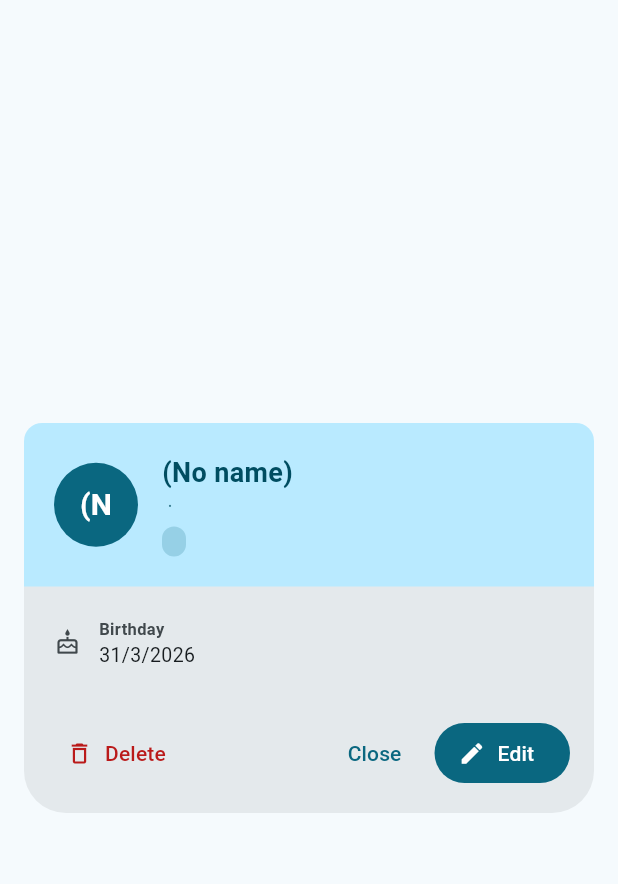
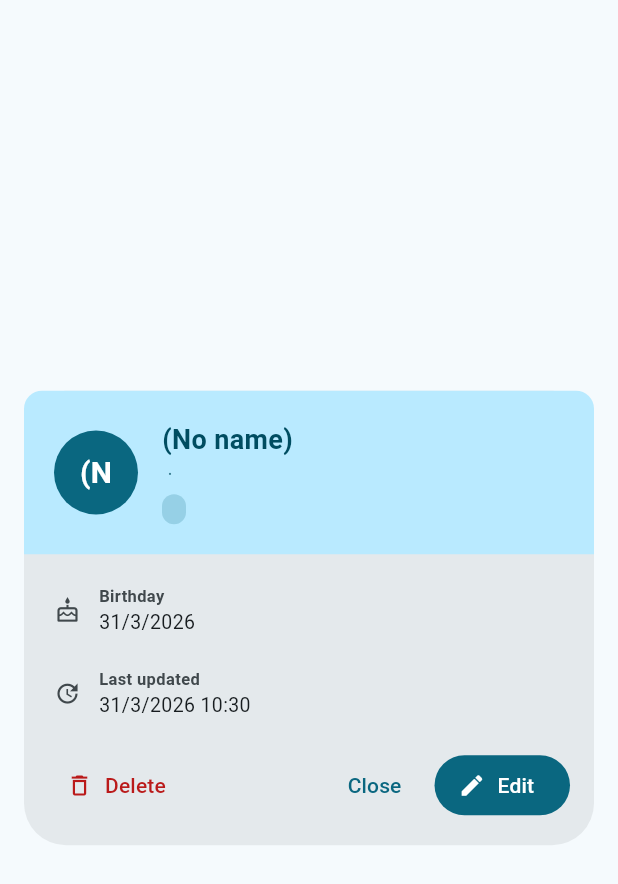
Before and after one commit to gjwgit/rolopod, a Flutter app: the ContactDetail widget shown alone on an empty page, opened directly with empty values, on a phone screen of 412 x 824 dp. Shown: the top 884 px of the screen. Run offline on Flutter 3.47's test engine with Material 3 defaults, Android fonts, the phone set to English and light mode, and no system bars; our stand-ins replace file_picker, flutter_markdown_plus, gap; missing offline and left inert: markdown_tooltip, solidpod, solidui; statements that could not run were skipped.

Commit message:
Add visible last updated

```diff
--- a/lib/pages/contact_detail.dart
+++ b/lib/pages/contact_detail.dart
@@ -338,6 +338,15 @@ class _ContactDetailState extends State<ContactDetail> {
                       ),
                       const Gap(4),
                     ],
+                    if (contact.updatedAt != null) ...[
+                      const Gap(8),
+                      DetailInfoRow(
+                        icon: Icons.update,
+                        label: 'Last updated',
+                        value: _formatTimestamp(contact.updatedAt!),
+                        cs: cs,
+                      ),
+                    ],
                   ],
                 ),
               ),
@@ -376,6 +385,14 @@ class _ContactDetailState extends State<ContactDetail> {
     );
   }
 
+  String _formatTimestamp(DateTime dt) {
+    final d = '${dt.day}/${dt.month}/${dt.year}';
+    final h = dt.hour.toString().padLeft(2, '0');
+    final m = dt.minute.toString().padLeft(2, '0');
+
+    return '$d $h:$m';
+  }
+
   void _confirmDelete(BuildContext context) {
     final provider = context.read<AppProvider>();
     showDialog<void>(
```
Also changed, not shown: lib/pages/contact_edit.dart (+73 -1 lines).
